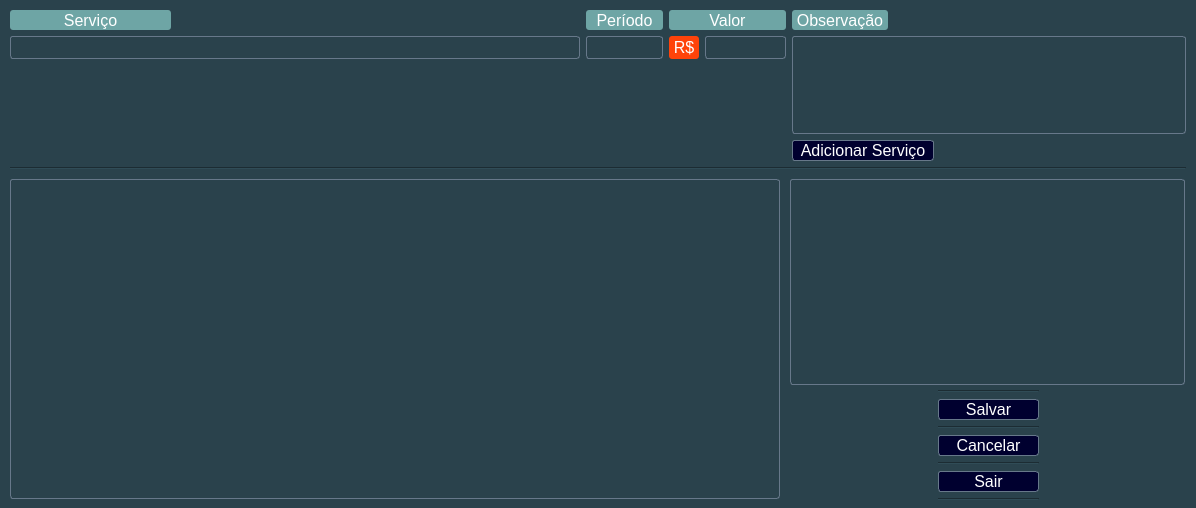
This is UI/frmcadastraservico.ui in megatrommendes/MegaPetz as Qt 5 draws it before an edit. The edited form follows.
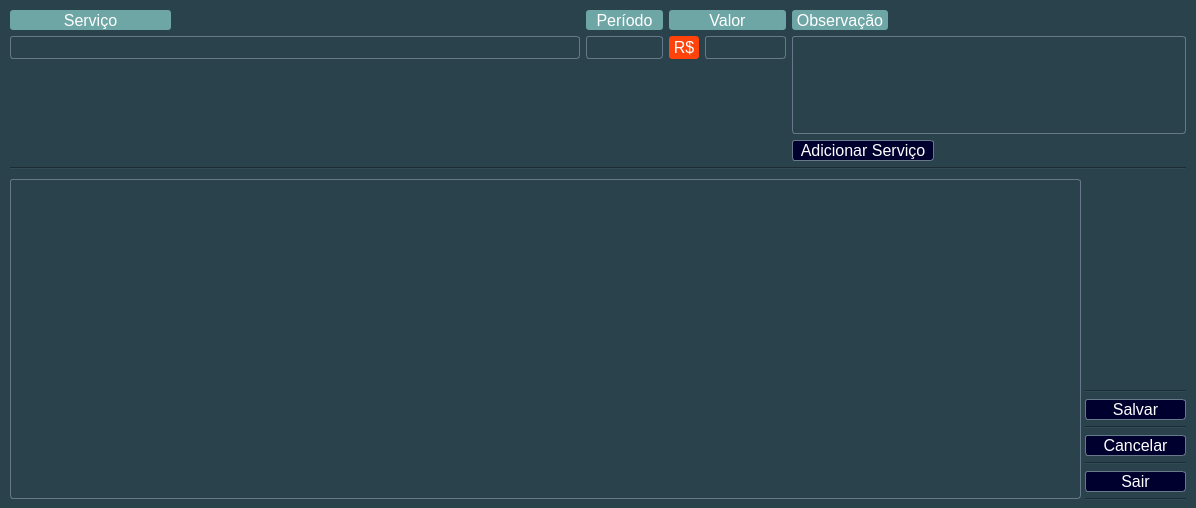
This is the edited form. Icons and pictures are not drawn.

The edit to the form file:
```diff
--- a/UI/frmcadastraservico.ui
+++ b/UI/frmcadastraservico.ui
@@ -449,32 +449,17 @@
     <rect>
      <x>10</x>
      <y>179</y>
-     <width>770</width>
+     <width>1071</width>
      <height>320</height>
     </rect>
    </property>
-   <property name="styleSheet">
-    <string notr="true">color: rgb(255, 255, 255);
-font: 10pt &quot;MS Shell Dlg 2&quot;;
-        background-color: transparent;
-        border-style: solid;
-        border-width: 1px;
-        border-color: rgb(103, 120, 138);
-border-radius:3px;</string>
-   </property>
-  </widget>
-  <widget class="QPlainTextEdit" name="cad_serv_04_ob_obs_2">
-   <property name="geometry">
-    <rect>
-     <x>790</x>
-     <y>179</y>
-     <width>395</width>
-     <height>206</height>
-    </rect>
-   </property>
    <property name="font">
     <font>
-     <pointsize>12</pointsize>
+     <family>MS Shell Dlg 2</family>
+     <pointsize>10</pointsize>
+     <weight>50</weight>
+     <italic>false</italic>
+     <bold>false</bold>
     </font>
    </property>
    <property name="focusPolicy">
@@ -488,14 +473,11 @@
         border-color: rgb(103, 120, 138);
 border-radius:3px;</string>
    </property>
-   <property name="readOnly">
-    <bool>true</bool>
-   </property>
   </widget>
   <widget class="QWidget" name="verticalLayoutWidget">
    <property name="geometry">
     <rect>
-     <x>938</x>
+     <x>1085</x>
      <y>390</y>
      <width>101</width>
      <height>113</height>
```
Left out of the diff: 19 changed lines with no effect on the pictures.
